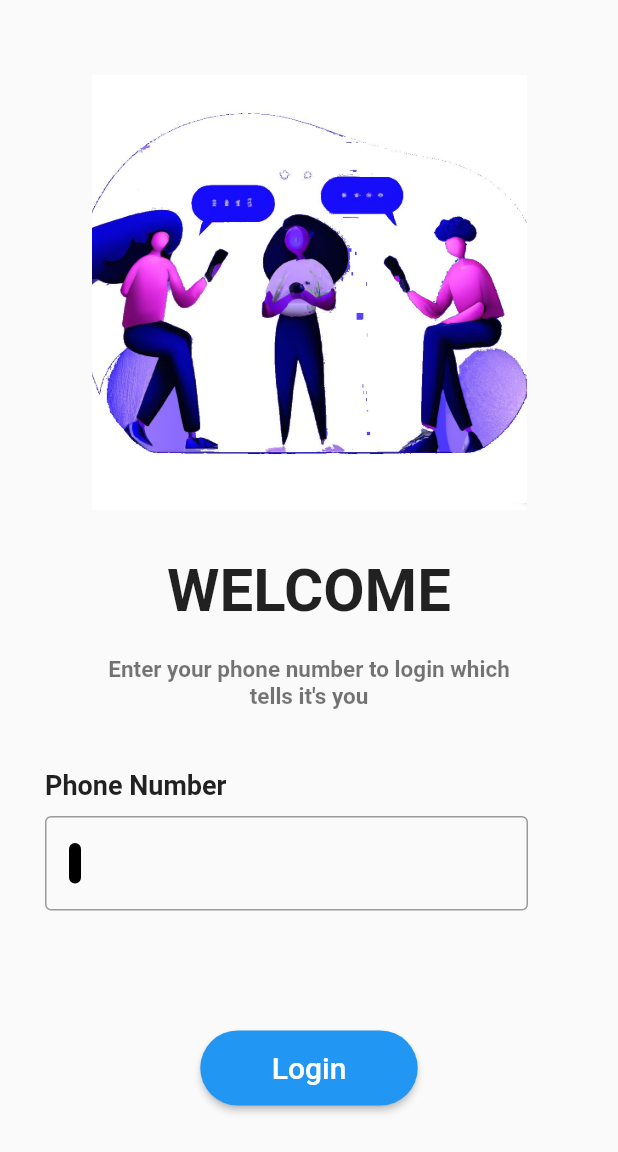
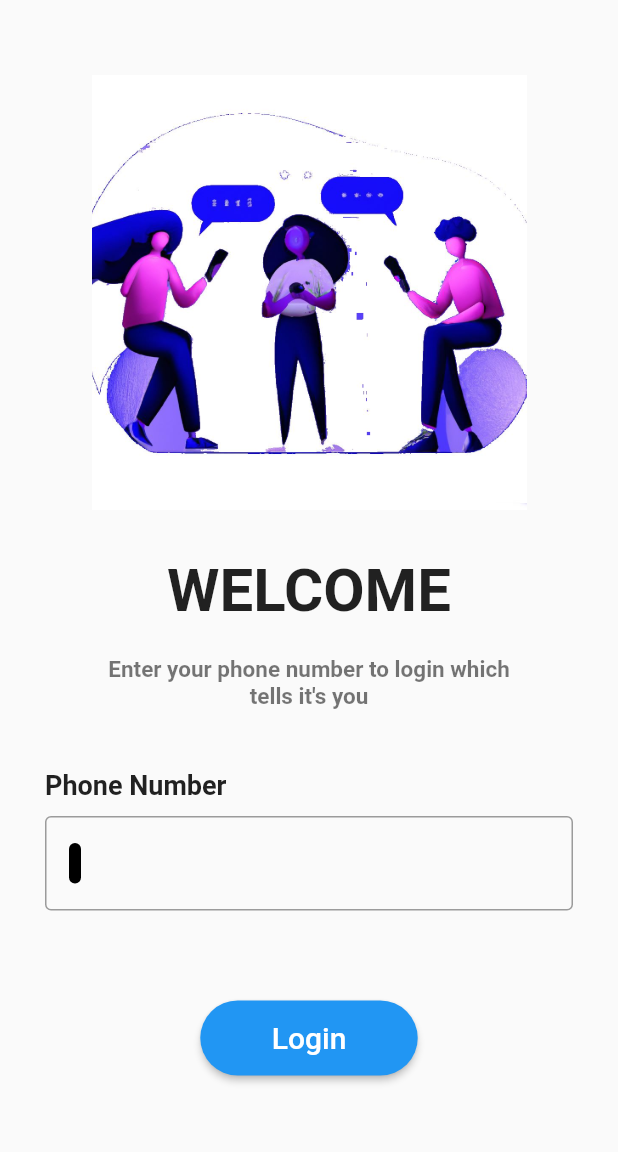
Before and after one commit to NaveenakrishnanS/Project_HMC, a Flutter app: the screen it shows after launch, after a tap on "Login", on a phone screen of 412 x 824 dp. Shown: the top 1152 px of the screen. Run offline on Flutter 3.47's test engine with Material 2 defaults, Android fonts, the phone set to English and light mode, and no system bars; our stand-ins replace firebase_core, flutter_otp_text_field; missing offline and left inert: country_calling_code_picker, floating_action_bubble_custom; accounts and stored records are empty.

Commit message:
Changes in Login Screen

```diff
--- a/lib/screens/Login_screen.dart
+++ b/lib/screens/Login_screen.dart
@@ -79,10 +79,16 @@ class _LoginScreenState extends State<LoginScreen> {
             ),
           ),
           ),
-          Padding(padding: const EdgeInsets.fromLTRB(30, 0, 60, 0),
-          child: TextField(
+          Padding(padding: const EdgeInsets.fromLTRB(30, 0, 30, 0),
+          child: TextFormField(
             inputFormatters: [FilteringTextInputFormatter.digitsOnly],
             keyboardType: TextInputType.phone,
+            validator: (value) {
+              if (value!.isEmpty) {
+                return 'Please enter your valid phone number';
+              }
+              return null;
+            },
             style: const TextStyle(
               fontSize: 20
             ),
@@ -131,7 +137,7 @@ class _LoginScreenState extends State<LoginScreen> {
             ),
           ),
           ),
-          Padding(padding: const EdgeInsets.fromLTRB(0,80 , 0, 0),
+          Padding(padding: const EdgeInsets.fromLTRB(0,60 , 0, 0),
             child:SizedBox(
               height: 50,
               width: 145,
--- a/lib/screens/otp_screen.dart
+++ b/lib/screens/otp_screen.dart
@@ -1,4 +1,5 @@
 import 'package:flutter/material.dart';
+import 'package:flutter/services.dart';
 import 'package:flutter_otp_text_field/flutter_otp_text_field.dart';
 import 'package:project_hmc/screens/chat_screen.dart';
 
@@ -50,6 +51,7 @@ class _OTPScreenState extends State<OTPScreen> {
                 ),
                 const SizedBox(height: 35),
                  OtpTextField(
+                        inputFormatters: [FilteringTextInputFormatter.digitsOnly,],
                         numberOfFields: 6,
                         borderColor: Colors.blue,
                         fieldWidth: 40,
```
